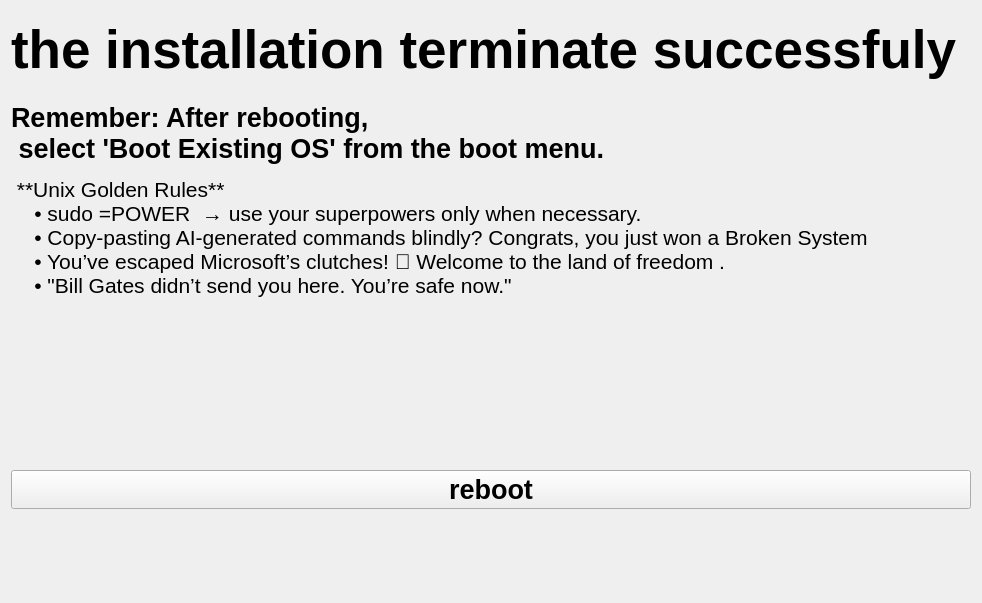
Qt form finish.ui (n1cef/kraken_installer) before a commit.
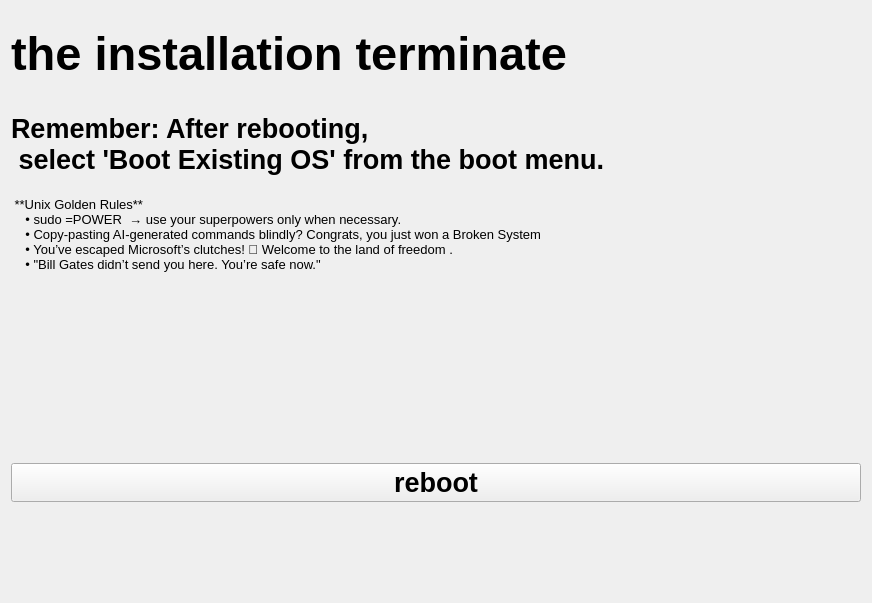
The same form after that commit. Icons and pictures are not drawn.

Patch:
```diff
--- a/finish.ui
+++ b/finish.ui
@@ -18,7 +18,7 @@
     <widget class="QLabel" name="label">
      <property name="font">
       <font>
-       <pointsize>40</pointsize>
+       <pointsize>35</pointsize>
        <bold>true</bold>
       </font>
      </property>
@@ -26,7 +26,7 @@
       <string notr="true">color:&quot;blue&quot;</string>
      </property>
      <property name="text">
-      <string>the installation terminate successfuly </string>
+      <string>the installation terminate </string>
      </property>
     </widget>
    </item>
@@ -51,7 +51,7 @@
     <widget class="QLabel" name="label_6">
      <property name="font">
       <font>
-       <pointsize>16</pointsize>
+       <pointsize>10</pointsize>
       </font>
      </property>
      <property name="text">
@@ -72,6 +72,12 @@
    </item>
    <item>
     <widget class="QLabel" name="label_5">
+     <property name="sizePolicy">
+      <sizepolicy hsizetype="Fixed" vsizetype="Preferred">
+       <horstretch>0</horstretch>
+       <verstretch>0</verstretch>
+      </sizepolicy>
+     </property>
      <property name="text">
       <string/>
      </property>
```
